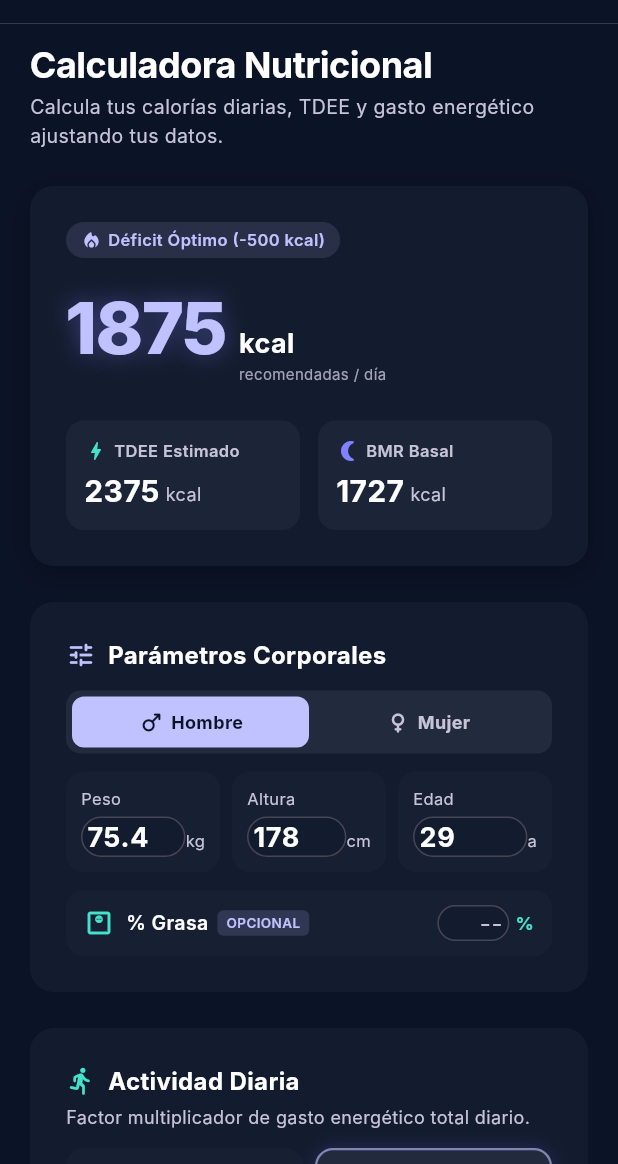
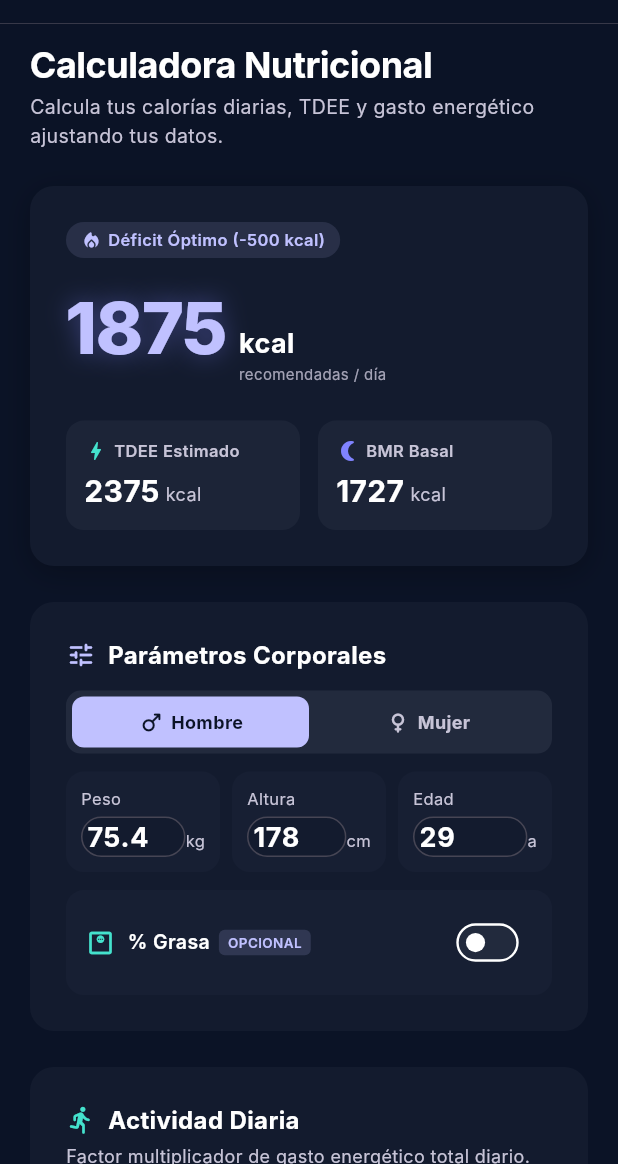
Before and after one commit to sergiogrcia/weightme, a Flutter app: the CalculatorScreen screen opened directly with empty values, on a phone screen of 412 x 824 dp, the part 72-1236 px from its top. Run offline on Flutter 3.47's test engine with Material 3 defaults, Android fonts, the phone set to English and light mode, and no system bars; our stand-ins replace file_picker, shared_preferences, sqflite; accounts and stored records are empty; Roboto replaces fonts that are missing (Inter).

Commit message:
Update calculator screen 2.0

```diff
--- a/lib/screens/calculator_screen.dart
+++ b/lib/screens/calculator_screen.dart
@@ -32,6 +32,8 @@ class _CalculatorScreenState extends State<CalculatorScreen> {
   late int _calculatedTargetCalories;
   late String _calculatedDeficitBadgeLabel;
 
+  bool _enableBodyFat = false;
+
   final ScrollController _scrollController = ScrollController();
 
   @override
@@ -48,7 +50,7 @@ class _CalculatorScreenState extends State<CalculatorScreen> {
     );
     _heightController = TextEditingController(text: '178');
     _ageController = TextEditingController(text: '29');
-    _bodyFatController = TextEditingController(text: '');
+    _bodyFatController = TextEditingController(text: '16.0');
 
     _activityFactor = 1.375;
     _goal = 'cut';
@@ -71,7 +73,7 @@ class _CalculatorScreenState extends State<CalculatorScreen> {
     final weight = double.tryParse(_weightController.text) ?? 75.4;
     final height = double.tryParse(_heightController.text) ?? 178;
     final age = double.tryParse(_ageController.text) ?? 29;
-    final fat = double.tryParse(_bodyFatController.text);
+    final fat = _enableBodyFat ? double.tryParse(_bodyFatController.text) : null;
 
     int bmr;
     if (fat != null && fat > 4) {
@@ -640,29 +642,34 @@ class _CalculatorScreenState extends State<CalculatorScreen> {
 
           const SizedBox(height: AppSpacing.sm),
 
-          // Body Fat Tile (Optional)
+          // Body Fat Tile with Toggle Switch (Optional)
           Container(
             padding: const EdgeInsets.symmetric(horizontal: 12, vertical: 10),
             decoration: BoxDecoration(
               color: AppColors.surface,
               borderRadius: BorderRadius.circular(12),
+              border: Border.all(
+                color: _enableBodyFat
+                    ? AppColors.primary.withValues(alpha: 0.3)
+                    : Colors.transparent,
               ),
-            child: Row(
+            ),
+            child: Column(
+              crossAxisAlignment: CrossAxisAlignment.start,
+              children: [
+                Row(
                   mainAxisAlignment: MainAxisAlignment.spaceBetween,
                   children: [
                     Row(
                       children: [
-                    const Icon(
+                        Icon(
                           Icons.monitor_weight_outlined,
                           size: 20,
-                      color: AppColors.secondary,
+                          color: _enableBodyFat
+                              ? AppColors.primary
+                              : AppColors.secondary,
                         ),
                         const SizedBox(width: 8),
-                    Column(
-                      crossAxisAlignment: CrossAxisAlignment.start,
-                      children: [
-                        Row(
-                          children: [
                         const Text(
                           '% Grasa',
                           style: TextStyle(
@@ -695,17 +702,44 @@ class _CalculatorScreenState extends State<CalculatorScreen> {
                         ),
                       ],
                     ),
+                    Transform.scale(
+                      scale: 0.8,
+                      child: Switch(
+                        value: _enableBodyFat,
+                        onChanged: (val) {
+                          setState(() {
+                            _enableBodyFat = val;
+                          });
+                        },
+                        activeThumbColor: AppColors.primary,
+                        activeTrackColor: AppColors.primary.withValues(
+                          alpha: 0.3,
+                        ),
+                        inactiveTrackColor: AppColors.surfaceHigh,
+                      ),
+                    ),
                   ],
                 ),
-                  ],
+                if (_enableBodyFat) ...[
+                  const SizedBox(height: 8),
+                  Row(
+                    mainAxisAlignment: MainAxisAlignment.spaceBetween,
+                    children: [
+                      const Text(
+                        'Especifica tu % estimado:',
+                        style: TextStyle(
+                          fontSize: 11,
+                          color: AppColors.textSecondary,
+                        ),
                       ),
                       Row(
                         children: [
                           SizedBox(
-                      width: 48,
+                            width: 54,
                             child: TextField(
                               controller: _bodyFatController,
-                        keyboardType: const TextInputType.numberWithOptions(
+                              keyboardType:
+                                  const TextInputType.numberWithOptions(
                                     decimal: true,
                                   ),
                               textAlign: TextAlign.right,
@@ -713,15 +747,9 @@ class _CalculatorScreenState extends State<CalculatorScreen> {
                               style: const TextStyle(
                                 fontSize: 16,
                                 fontWeight: FontWeight.bold,
-                          color: AppColors.secondary,
+                                color: AppColors.primary,
                               ),
                               decoration: const InputDecoration(
-                          hintText: '--',
-                          hintStyle: TextStyle(
-                            color: AppColors.textSecondary,
-                            fontSize: 16,
-                            fontWeight: FontWeight.normal,
-                          ),
                                 isDense: true,
                                 contentPadding: EdgeInsets.zero,
                                 border: InputBorder.none,
@@ -734,11 +762,14 @@ class _CalculatorScreenState extends State<CalculatorScreen> {
                             style: TextStyle(
                               fontSize: 12,
                               fontWeight: FontWeight.bold,
-                        color: AppColors.secondary,
+                              color: AppColors.primary,
                             ),
                           ),
                         ],
                       ),
+                    ],
+                  ),
+                ],
               ],
             ),
           ),
```
Lines whose indentation alone changed are shown as unchanged.
